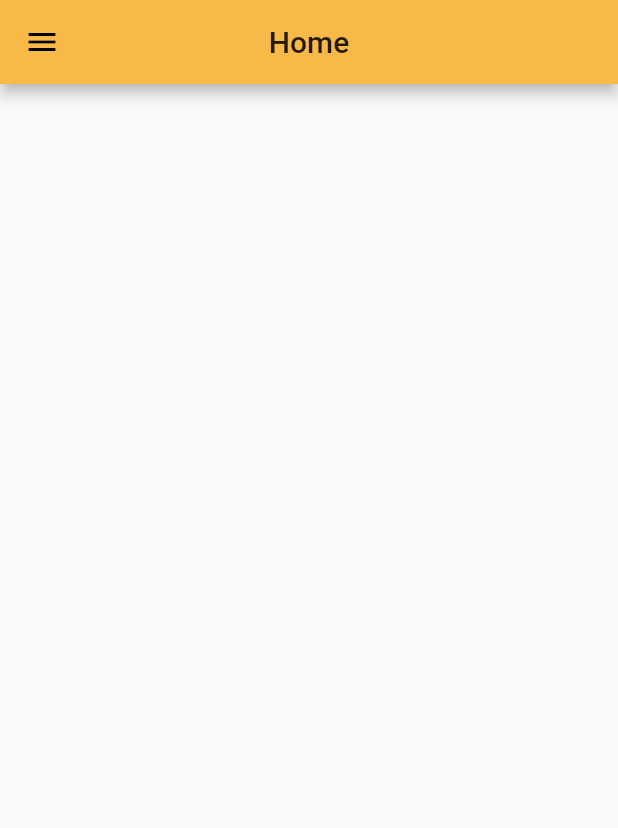
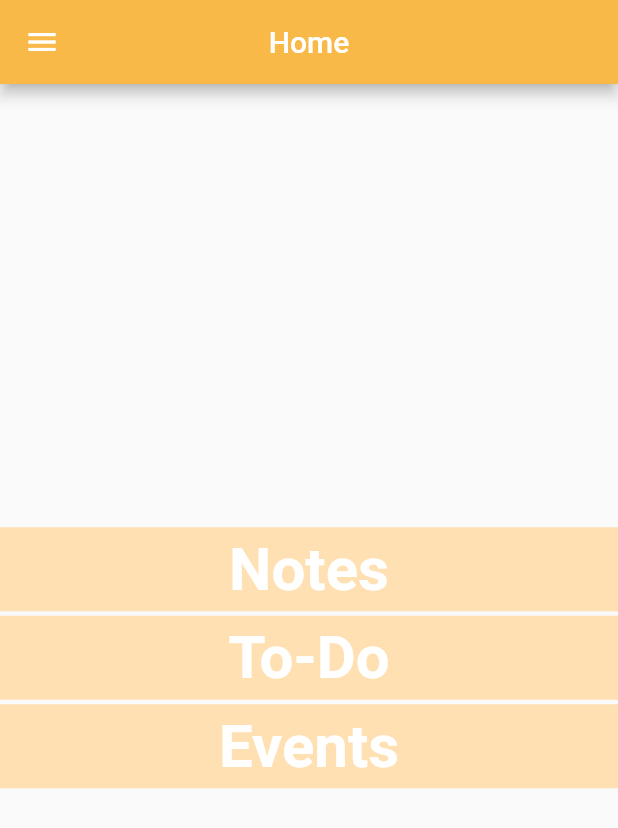
Before and after one commit to ManuHaa/notice_flutter_app, a Flutter app: the Home screen opened by its route, on a phone screen of 412 x 824 dp. Shown: the top 828 px of the screen. Run offline on Flutter 3.47's test engine with Material 2 defaults, Android fonts, the phone set to English and light mode, and no system bars.

Commit message:
Home-Screen finished

```diff
--- a/lib/views/home.dart
+++ b/lib/views/home.dart
@@ -1,5 +1,6 @@
 import 'package:flutter/material.dart';
 import 'package:notice_flutter_app/widgets/nav-drawer.dart';
+import 'package:notice_flutter_app/routes/routes.dart';
 
 class Home extends StatelessWidget {
   static const String routeName = '/home';
@@ -9,10 +10,67 @@ class Home extends StatelessWidget {
     return Container(
         child: Scaffold(
             appBar: AppBar(
-              title: const Text('Home'),
-              centerTitle: true,
-            ),
-            drawer: NavDrawer()
-        ));
+                title: const Text(
+                  'Home',
+                  style: TextStyle(color: Colors.white),
+                ),
+                centerTitle: true,
+                iconTheme: IconThemeData(color: Colors.white)),
+            drawer: NavDrawer(),
+            body: Center(
+                child: Column(
+                    crossAxisAlignment: CrossAxisAlignment.center,
+                    mainAxisSize: MainAxisSize.min,
+                    children: <Widget>[
+                  Container(
+                      child: ListTile(
+                          onTap: () {
+                            Navigator.pushReplacementNamed(
+                                context, Routes.notes);
+                          },
+                          title: Text(
+                            'Notes',
+                            textAlign: TextAlign.center,
+                            style: TextStyle(
+                              fontSize: 40.0,
+                              fontWeight: FontWeight.w600,
+                              color: Colors.white,
+                            ),
+                          )),
+                      color: Colors.orange.shade100),
+                  SizedBox(height: 3),
+                  Container(
+                      child: ListTile(
+                          onTap: () {
+                            Navigator.pushReplacementNamed(
+                                context, Routes.to_do);
+                          },
+                          title: Text(
+                            'To-Do',
+                            textAlign: TextAlign.center,
+                            style: TextStyle(
+                                fontSize: 40.0,
+                                fontWeight: FontWeight.w600,
+                                color: Colors.white),
+                          )),
+                      color: Colors.orange.shade100),
+                  SizedBox(height: 3),
+                  Container(
+                      child: ListTile(
+                          onTap: () {
+                            Navigator.pushReplacementNamed(
+                                context, Routes.events);
+                          },
+                          title: Text(
+                            'Events',
+                            textAlign: TextAlign.center,
+                            style: TextStyle(
+                                fontSize: 40.0,
+                                fontWeight: FontWeight.w600,
+                                color: Colors.white),
+                          )),
+                      color: Colors.orange.shade100),
+                  SizedBox(height: 3),
+                ]))));
   }
 }
```
Also changed, not shown: lib/main.dart (+2 -7 lines), lib/views/events.dart (+7 -5 lines), lib/views/login.dart (+5 -3 lines), lib/views/notes.dart (+7 -5 lines), lib/views/profile.dart (+7 -5 lines), lib/views/to_do.dart (+7 -5 lines).
